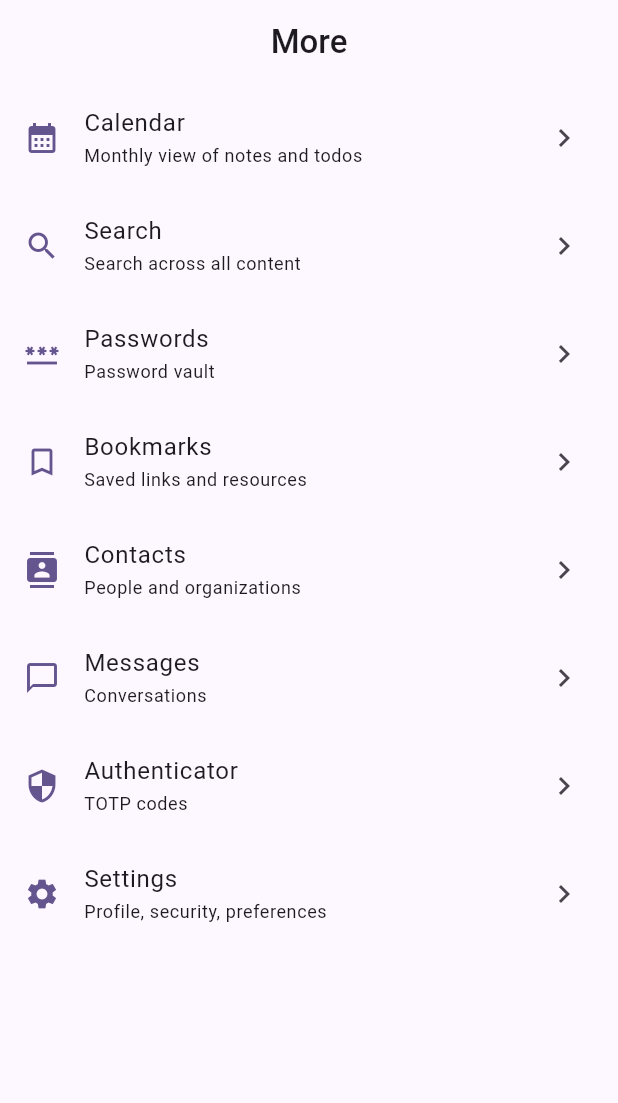
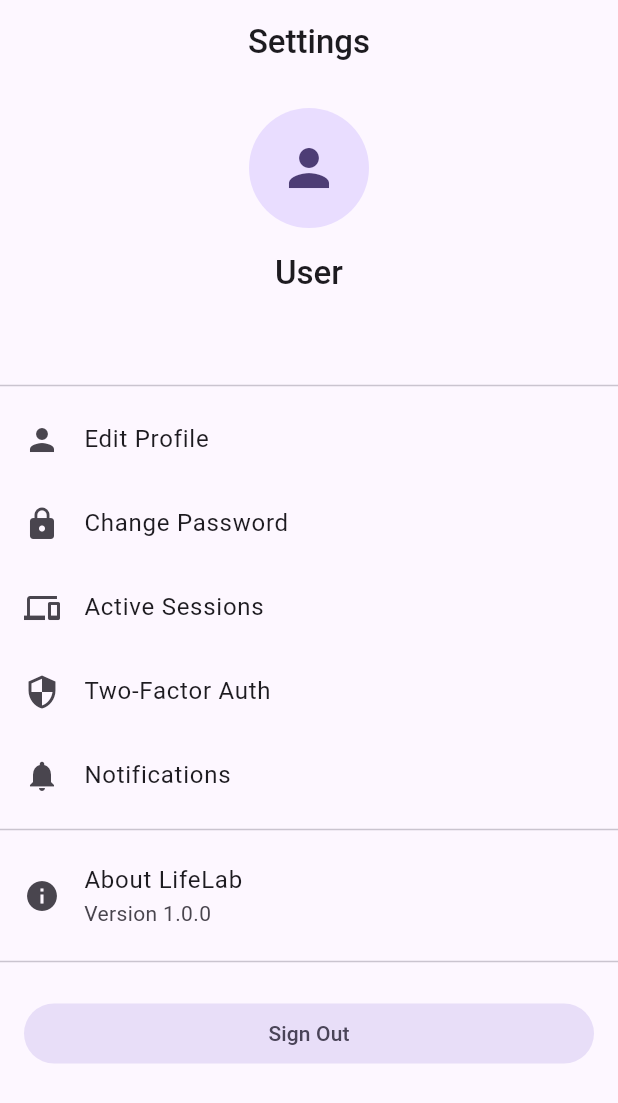
Before and after one commit to lablogics/LifeLab, a Flutter app: the MoreScreen screen opened by its route, after a tap on "Settings", on a phone screen of 412 x 824 dp. Shown: the top 1103 px of the screen. Run offline on Flutter 3.47's test engine with Material 3 defaults, Android fonts, the phone set to English and light mode, and no system bars; our stand-ins replace dio, flutter_riverpod, flutter_secure_storage, go_router, isar; accounts and stored records are empty; generated files the repository leaves out were written again; network calls fail.

Commit message:
feat: add photos, drive, settings screens and wire all Phase 3 routes

```diff
--- a/lib/app/more_screen.dart
+++ b/lib/app/more_screen.dart
@@ -55,7 +55,7 @@ class MoreScreen extends StatelessWidget {
           _MenuItem(            icon: Icons.settings,
             title: 'Settings',
             subtitle: 'Profile, security, preferences',
-            onTap: () {},
+            onTap: () => context.go('/settings'),
           ),
         ],
       ),
--- a/lib/app/router.dart
+++ b/lib/app/router.dart
@@ -19,6 +19,9 @@ import '../features/bookmarks/presentation/bookmarks_screen.dart';
 import '../features/contacts/presentation/contacts_screen.dart';
 import '../features/messages/presentation/messages_screen.dart';
 import '../features/totp/presentation/totp_screen.dart';
+import '../features/photos/presentation/photos_screen.dart';
+import '../features/drive/presentation/drive_screen.dart';
+import 'settings_screen.dart';
 final routerProvider = Provider<GoRouter>((ref) {
   final auth = ref.watch(authProvider);
   return GoRouter(
@@ -59,6 +62,9 @@ final routerProvider = Provider<GoRouter>((ref) {
           GoRoute(path: '/contacts', builder: (context, state) => const ContactsScreen()),
           GoRoute(path: '/contacts/:id/messages', builder: (context, state) => MessagesScreen(contactId: state.pathParameters['id']!, contactName: state.pathParameters['id']!)),
           GoRoute(path: '/totp', builder: (context, state) => const TotpScreen()),
+          GoRoute(path: '/photos', builder: (context, state) => const PhotosScreen()),
+          GoRoute(path: '/drive', builder: (context, state) => const DriveScreen()),
+          GoRoute(path: '/settings', builder: (context, state) => const SettingsScreen()),
         ],
       ),
     ],
--- /dev/null
+++ b/lib/app/settings_screen.dart
@@ -0,0 +1,35 @@
+import 'package:flutter/material.dart';
+import 'package:flutter_riverpod/flutter_riverpod.dart';
+import 'package:lifelab_core/di/core_providers.dart';
+
+class SettingsScreen extends ConsumerWidget {
+  const SettingsScreen({super.key});
+
+  @override
+  Widget build(BuildContext context, WidgetRef ref) {
+    final auth = ref.watch(authProvider);
+    final theme = Theme.of(context);
+
+    return Scaffold(
+      appBar: AppBar(title: const Text('Settings')),
+      body: ListView(children: [
+        const SizedBox(height: 16),
+        CircleAvatar(radius: 40, child: Icon(Icons.person, size: 40)),
+        const SizedBox(height: 16),
+        Center(child: Text(auth.name ?? 'User', style: theme.textTheme.titleLarge)),
+        Center(child: Text(auth.email ?? '', style: theme.textTheme.bodyMedium?.copyWith(color: theme.colorScheme.outline))),
+        const SizedBox(height: 32),
+        const Divider(),
+        ListTile(leading: const Icon(Icons.person), title: const Text('Edit Profile'), onTap: () {}),
+        ListTile(leading: const Icon(Icons.lock), title: const Text('Change Password'), onTap: () {}),
+        ListTile(leading: const Icon(Icons.devices), title: const Text('Active Sessions'), onTap: () {}),
+        ListTile(leading: const Icon(Icons.security), title: const Text('Two-Factor Auth'), onTap: () {}),
+        ListTile(leading: const Icon(Icons.notifications), title: const Text('Notifications'), onTap: () {}),
+        const Divider(),
+        ListTile(leading: const Icon(Icons.info), title: const Text('About LifeLab'), subtitle: const Text('Version 1.0.0')),
+        const Divider(),
+        Padding(padding: const EdgeInsets.all(16), child: FilledButton.tonal(onPressed: () => ref.read(authProvider.notifier).logout(), child: const Text('Sign Out'))),
+      ]),
+    );
+  }
+}
```
Also changed, not shown: lib/features/drive/data/drive_providers.dart (added, +51 -0 lines), lib/features/drive/presentation/drive_screen.dart (added, +39 -0 lines), lib/features/photos/data/photos_providers.dart (added, +61 -0 lines), lib/features/photos/presentation/photos_screen.dart (added, +37 -0 lines).
